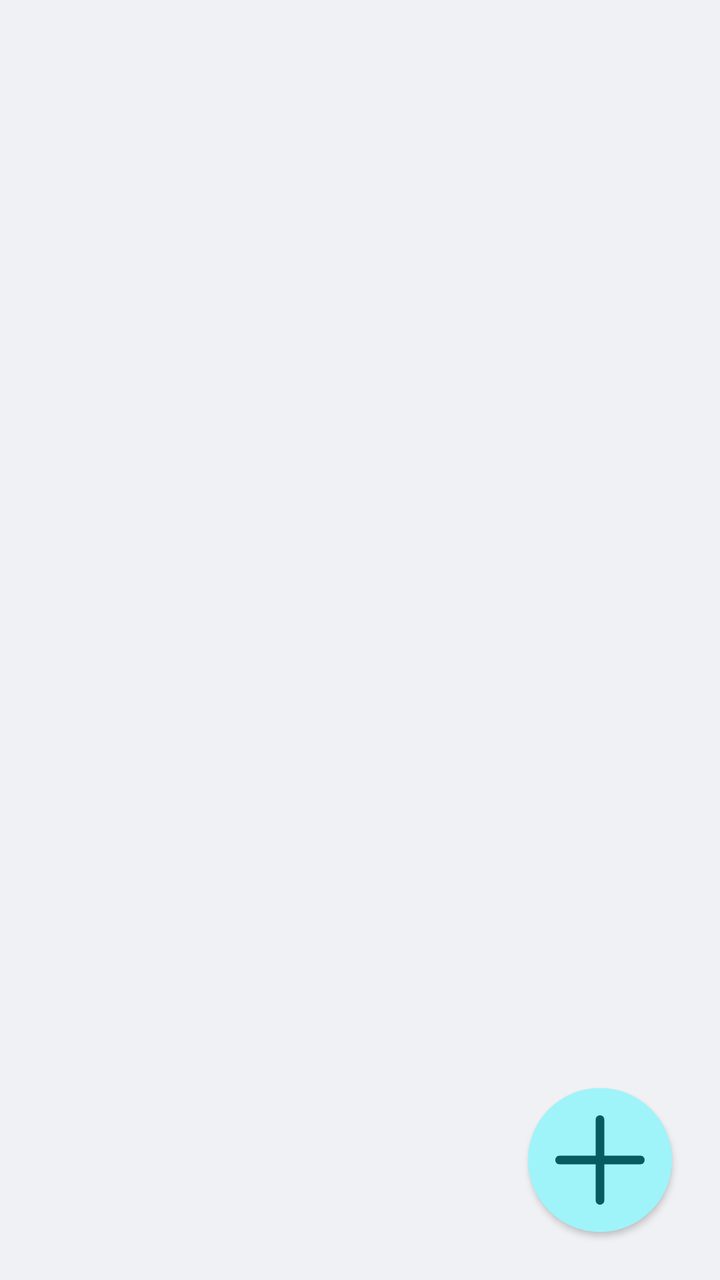
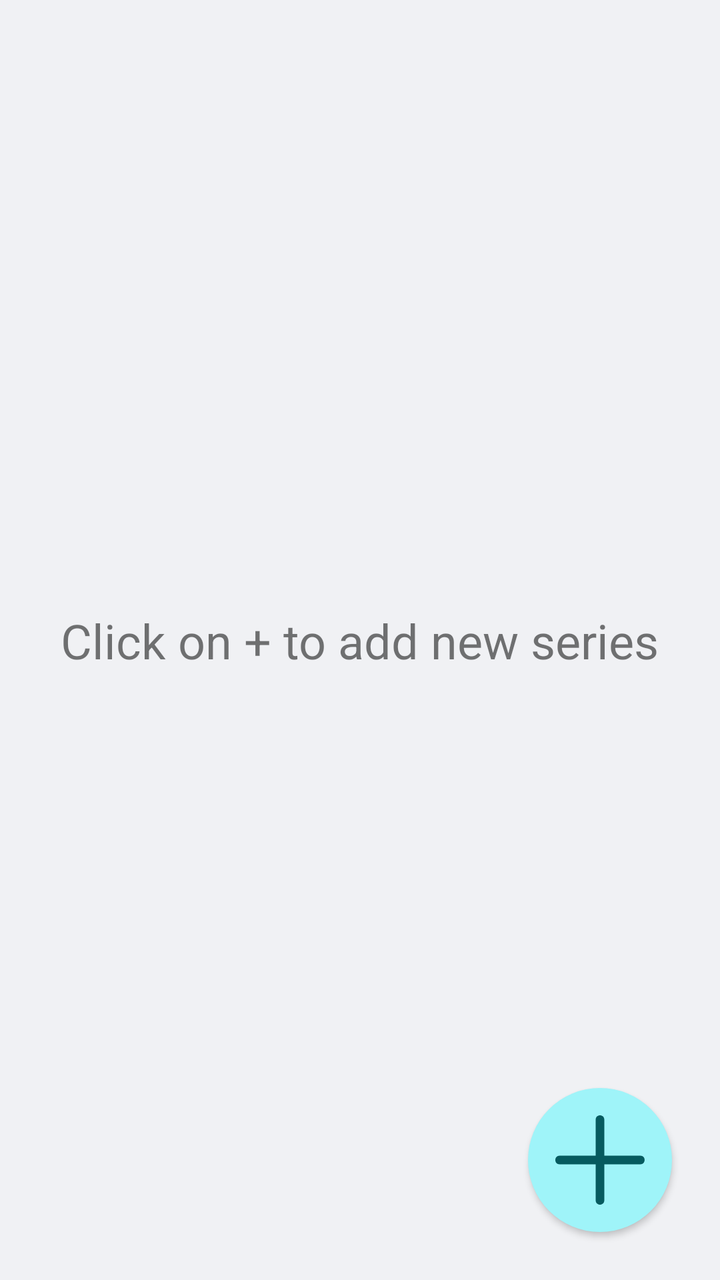

Before-and-after screenshots of an Android layout around one commit, followed by the original layout XML and the change that was made.
<!-- AndroidManifest.xml: application theme Theme.MangaCheck -->
<!-- res/layout/library_layout.xml -->
<?xml version="1.0" encoding="utf-8"?>
<androidx.constraintlayout.widget.ConstraintLayout xmlns:android="http://schemas.android.com/apk/res/android"
    xmlns:app="http://schemas.android.com/apk/res-auto"
    android:layout_width="match_parent"
    android:layout_height="match_parent"
    android:background="?backgroundColor"
    android:clipChildren="false"
    android:clipToPadding="false"
    android:fitsSystemWindows="true">

    <GridView
        android:id="@+id/library_grid_view"
        android:layout_width="match_parent"
        android:layout_height="match_parent"
        android:layout_marginTop="@dimen/U_1"
        android:layout_marginHorizontal="@dimen/U_2"
        android:numColumns="2"
        android:scrollbars="none"
        android:horizontalSpacing="@dimen/U_4"
        android:verticalSpacing="@dimen/U_2"
        app:layout_constraintStart_toStartOf="parent"
        app:layout_constraintTop_toTopOf="parent" />

    <Button
        android:id="@+id/add_button"
        android:layout_width="@dimen/U_9"
        android:layout_height="@dimen/U_9"
        android:layout_marginEnd="@dimen/U_3"
        android:layout_marginBottom="@dimen/U_3"
        android:background="@drawable/add_button"
        android:elevation="@dimen/U_1"
        app:layout_constraintBottom_toBottomOf="parent"
        app:layout_constraintEnd_toEndOf="parent" />
</androidx.constraintlayout.widget.ConstraintLayout>
<!-- resources referenced by this layout -->
<resources>
  <dimen name="U_1">8dp</dimen>
  <dimen name="U_2">16dp</dimen>
  <dimen name="U_3">24dp</dimen>
  <dimen name="U_4">32dp</dimen>
  <dimen name="U_9">72dp</dimen>
  <!-- drawable add_button (drawable) -->
  <layer-list xmlns:android="http://schemas.android.com/apk/res/android">
      <item>
          <shape android:shape="oval">
              <solid android:color="?colorSecondaryContainer" />
          </shape>
      </item>
  
      <item>
          <vector
              android:width="10dp"
              android:height="10dp"
              android:autoMirrored="true"
              android:tint="?colorOnSecondaryContainer"
              android:viewportWidth="100"
              android:viewportHeight="100">
              <path
                  android:fillColor="@android:color/white"
                  android:pathData="M 47 47 v -25 c 0 -4 6 -4 6 0 v 25 h 25 c 4 0 4 6 0 6 h -25 v 25 c 0 4 -6 4 -6 0 v -25 h -25 c -4 0 -4 -6 0 -6 Z" />
          </vector>
      </item>
  </layer-list>
  <color name="primary_35">#1038A2</color>
  <color name="primary_80">#A3B9F5</color>
  <color name="white">#FFFFFFFF</color>
  <color name="primary_20">#0A205C</color>
  <color name="secondary_35">#0A9FA9</color>
  <color name="secondary_80">#9FF4F9</color>
  <color name="secondary_20">#065B60</color>
  <color name="tertiary_35">#3D4C76</color>
  <color name="tertiary_80">#BCC4DC</color>
  <color name="tertiary_20">#232B43</color>
  <color name="error_35">#B22200</color>
  <color name="error_80">#FFAC99</color>
  <color name="error_20">#661300</color>
  <color name="Natural_95">#F0F1F4</color>
  <color name="Natural_10">#16181D</color>
  <color name="Natural_20">#2B303B</color>
  <color name="VNatural_90">#E2E9E9</color>
  <color name="VNatural_30">#415658</color>
  <color name="VNatural_50">#6C9093</color>
  <color name="VNatural_80">#C4D3D4</color>
  <style name="mySpinnerItemSelectedStyleLight" parent="@android:style/Widget.Holo.TextView.SpinnerItem">
          <item name="android:textColor">?colorOnSurfaceVariant</item>
      </style>
  <style name="DrawerArrowStyleLight" parent="@style/Widget.AppCompat.DrawerArrowToggle">
          <item name="spinBars">true</item>
          <item name="color">?colorOnPrimaryContainer</item>
      </style>
  <!-- unchanged entries left out for length: 1 -->
</resources>

<!-- the commit's change to res/layout/library_layout.xml (unified diff, before → after) -->
@@ -12,12 +12,23 @@
         android:id="@+id/library_grid_view"
         android:layout_width="match_parent"
         android:layout_height="match_parent"
-        android:layout_marginTop="@dimen/U_1"
         android:layout_marginHorizontal="@dimen/U_2"
+        android:layout_marginVertical="@dimen/U_2"
+        android:horizontalSpacing="@dimen/U_4"
         android:numColumns="2"
         android:scrollbars="none"
-        android:horizontalSpacing="@dimen/U_4"
         android:verticalSpacing="@dimen/U_2"
+        app:layout_constraintStart_toStartOf="parent"
+        app:layout_constraintTop_toTopOf="parent" />
+
+    <TextView
+        android:id="@+id/help_msg"
+        android:layout_width="wrap_content"
+        android:layout_height="wrap_content"
+        android:text="@string/click_on_to_add_new_series"
+        android:textSize="24sp"
+        app:layout_constraintBottom_toBottomOf="parent"
+        app:layout_constraintEnd_toEndOf="parent"
         app:layout_constraintStart_toStartOf="parent"
         app:layout_constraintTop_toTopOf="parent" />
 
<!-- resource entries referenced after the edit -->
@@ -27,6 +27,7 @@
           </vector>
       </item>
   </layer-list>
+  <string name="click_on_to_add_new_series">Click on + to add new series</string>
   <color name="primary_35">#1038A2</color>
   <color name="primary_80">#A3B9F5</color>
   <color name="white">#FFFFFFFF</color>
